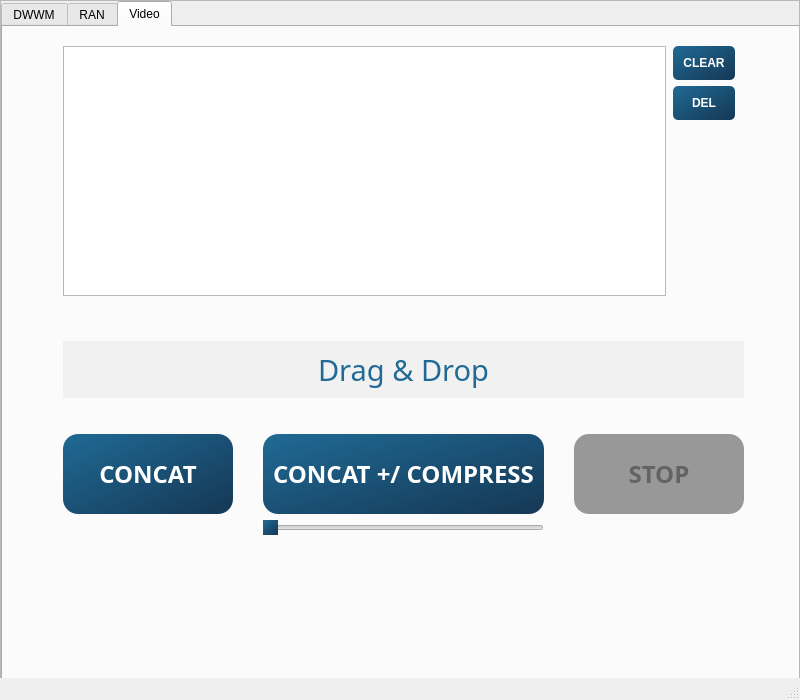
First picture: the form in gui.ui, repository quentinmathieu/PythonVideoConcat, before the edit.
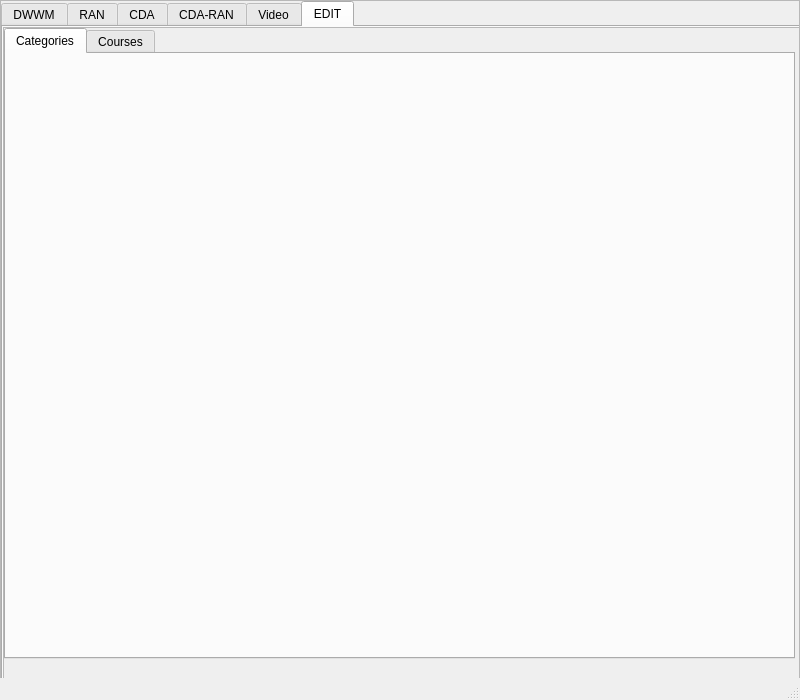
Second picture: the form after the edit. The open tabs and pages were chosen to show the change.

Diff of the .ui file:
```diff
--- a/gui.ui
+++ b/gui.ui
@@ -142,6 +142,62 @@
         </widget>
        </widget>
       </widget>
+      <widget class="QWidget" name="cdaTab">
+       <attribute name="title">
+        <string>CDA</string>
+       </attribute>
+       <widget class="QScrollArea" name="RanScrollArea_2">
+        <property name="geometry">
+         <rect>
+          <x>0</x>
+          <y>0</y>
+          <width>797</width>
+          <height>680</height>
+         </rect>
+        </property>
+        <property name="widgetResizable">
+         <bool>true</bool>
+        </property>
+        <widget class="QWidget" name="scrollAreaWidgetContents_5">
+         <property name="geometry">
+          <rect>
+           <x>0</x>
+           <y>0</y>
+           <width>795</width>
+           <height>678</height>
+          </rect>
+         </property>
+        </widget>
+       </widget>
+      </widget>
+      <widget class="QWidget" name="cdaRanTab">
+       <attribute name="title">
+        <string>CDA-RAN</string>
+       </attribute>
+       <widget class="QScrollArea" name="RanScrollArea_3">
+        <property name="geometry">
+         <rect>
+          <x>0</x>
+          <y>0</y>
+          <width>797</width>
+          <height>680</height>
+         </rect>
+        </property>
+        <property name="widgetResizable">
+         <bool>true</bool>
+        </property>
+        <widget class="QWidget" name="scrollAreaWidgetContents_6">
+         <property name="geometry">
+          <rect>
+           <x>0</x>
+           <y>0</y>
+           <width>795</width>
+           <height>678</height>
+          </rect>
+         </property>
+        </widget>
+       </widget>
+      </widget>
       <widget class="QWidget" name="tab">
        <attribute name="title">
         <string>Video</string>
@@ -421,6 +477,18 @@
 	background: #636363
 }</string>
              </property>
+             <property name="minimum">
+              <number>20</number>
+             </property>
+             <property name="maximum">
+              <number>40</number>
+             </property>
+             <property name="value">
+              <number>30</number>
+             </property>
+             <property name="sliderPosition">
+              <number>30</number>
+             </property>
              <property name="orientation">
               <enum>Qt::Horizontal</enum>
              </property>
@@ -483,7 +551,7 @@
             </font>
            </property>
            <property name="styleSheet">
-            <string notr="true">color:#206a95</string>
+            <string notr="true">color:#206a95;margin:0 20 0 0</string>
            </property>
            <property name="text">
             <string/>
@@ -499,6 +567,57 @@
         </layout>
        </widget>
       </widget>
+      <widget class="QWidget" name="editTab">
+       <attribute name="title">
+        <string>EDIT</string>
+       </attribute>
+       <widget class="QScrollArea" name="RanScrollArea_4">
+        <property name="geometry">
+         <rect>
+          <x>0</x>
+          <y>0</y>
+          <width>797</width>
+          <height>680</height>
+         </rect>
+        </property>
+        <property name="widgetResizable">
+         <bool>true</bool>
+        </property>
+        <widget class="QWidget" name="scrollAreaWidgetContents_7">
+         <property name="geometry">
+          <rect>
+           <x>0</x>
+           <y>0</y>
+           <width>795</width>
+           <height>678</height>
+          </rect>
+         </property>
+         <widget class="QTabWidget" name="tabWidgetEdit">
+          <property name="geometry">
+           <rect>
+            <x>0</x>
+            <y>0</y>
+            <width>791</width>
+            <height>631</height>
+           </rect>
+          </property>
+          <property name="currentIndex">
+           <number>0</number>
+          </property>
+          <widget class="QWidget" name="categoriesTab">
+           <attribute name="title">
+            <string>Categories</string>
+           </attribute>
+          </widget>
+          <widget class="QWidget" name="coursesTab">
+           <attribute name="title">
+            <string>Courses</string>
+           </attribute>
+          </widget>
+         </widget>
+        </widget>
+       </widget>
+      </widget>
      </widget>
     </widget>
    </widget>
```
Left out of the diff: 164 changed lines with no effect on the pictures.
